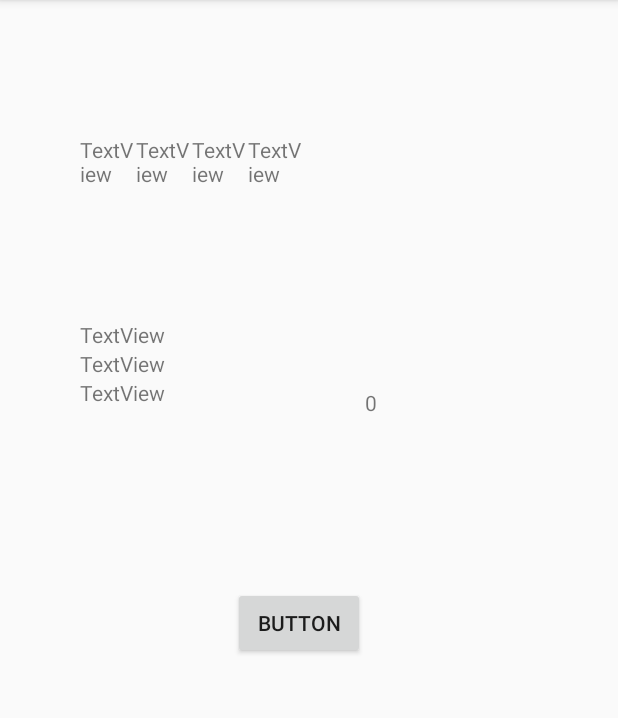
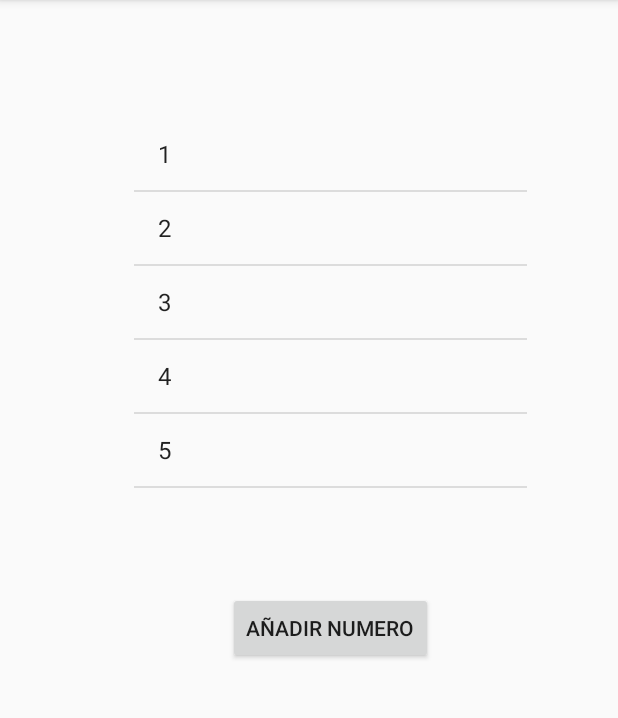
Before and after one commit to 2021-a-moviles-computacion/mov-comp-burbano-rosero-cinthia-mayte, an Android app: the screen it shows after launch (MainActivityClase10 before the commit, ActListView after it), after a tap on "CICLO DE VIDA", on a phone screen of 412 x 824 dp, the part 84-802 px from its top. Run offline under Robolectric (Android 15) with nearby library versions, the phone set to English and light mode, and no system bars.

Commit message:
ListViewClase12

```diff
--- /dev/null
+++ b/DEBER_CRUD/gradle.properties
@@ -0,0 +1 @@
+kotlin.code.style=official
--- /dev/null
+++ b/DEBER_CRUD/settings.gradle.kts
@@ -0,0 +1,2 @@
+
+rootProject.name = "DEBER_CRUD"
--- a/MyTaller/app/src/main/AndroidManifest.xml
+++ b/MyTaller/app/src/main/AndroidManifest.xml
@@ -9,7 +9,8 @@
         android:roundIcon="@mipmap/ic_launcher_round"
         android:supportsRtl="true"
         android:theme="@style/AppTheme">
-        <activity android:name=".MainActivityClase10"></activity>
+        <activity android:name=".ActListView"></activity>
+        <activity android:name=".MainActivityClase10" />
         <activity android:name=".MainActivity">
             <intent-filter>
                 <action android:name="android.intent.action.MAIN" />
--- /dev/null
+++ b/MyTaller/app/src/main/java/com/example/mytaller/ActListView.kt
@@ -0,0 +1,63 @@
+package com.example.mytaller
+
+import androidx.appcompat.app.AppCompatActivity
+import android.os.Bundle
+import android.util.Log
+import android.view.ContextMenu
+import android.view.View
+import android.widget.AdapterView
+import android.widget.ArrayAdapter
+import android.widget.Button
+import android.widget.ListView
+
+class ActListView : AppCompatActivity() {
+    override fun onCreate(savedInstanceState: Bundle?) {
+        super.onCreate(savedInstanceState)
+        setContentView(R.layout.activity_act_list_view)
+
+        //Arreglo  de numeros
+        val arregloNumeros = arrayListOf<Int>(1, 2, 3, 4, 5)
+        //Crear adaptador
+        val adaptador = ArrayAdapter(
+            this, android.R.layout.simple_list_item_1, arregloNumeros //layout visual
+        )
+        val listViewEjemplo = findViewById<ListView>(R.id.Ltv_ejemplo)
+        listViewEjemplo.adapter = adaptador
+
+
+        val botonAnadirNumero = findViewById<Button>(R.id.btn_anadir_numero)
+        botonAnadirNumero.setOnClickListener {
+            anadirItemALisView(
+                1,
+                arregloNumeros,
+                adaptador
+              //  adaptador
+            )}
+   /*     listViewEjemplo.setOnItemLongClickListener { adapterView, view, posicion, id ->
+            Log.i("list-view","Dio clic ${posicion}")
+            return@setOnItemLongClickListener true
+        }*/
+        registerForContextMenu(listViewEjemplo)
+
+    }
+
+    override fun onCreateContextMenu(
+        menu: ContextMenu?,
+        v: View?,
+        menuInfo: ContextMenu.ContextMenuInfo?
+    ) {
+        super.onCreateContextMenu(menu, v, menuInfo)
+        val inflater = menuInflater
+        inflater.inflate(R.menu.menu,menu)
+       // val info = menuInfo as AdapterView.AdapterContextMenuInfo
+        //val id = info.position
+        //posicionItemSeleccionado =id
+    }
+
+        fun anadirItemALisView( valor:Int,
+                                arreglo: ArrayList<Int>,
+                                adaptador:ArrayAdapter<Int>){
+            arreglo.add(valor)
+            adaptador.notifyDataSetChanged() //actualiza la informacion
+        }
+    }
--- a/MyTaller/app/src/main/java/com/example/mytaller/MainActivity.kt
+++ b/MyTaller/app/src/main/java/com/example/mytaller/MainActivity.kt
@@ -12,19 +12,29 @@ class MainActivity : AppCompatActivity() {
         setContentView(R.layout.activity_main)
 
         //llamada al boton
+        val botonListView = findViewById<Button>(
+            R.id.btn_ir_list_view
+        )
+        botonListView.setOnClickListener {
+            abrirActividad(ActListView::class.java)
+        }
+
         val botonCicloVida = findViewById<Button>(
             R.id.btn_ciclo_vida
         )
         botonCicloVida.setOnClickListener {
-            abrirCicloVida()
+            abrirActividad(ActListView::class.java)
         }
     }
     //funcion para abrir el ciclo de vida
-    fun abrirCicloVida(){
+    fun abrirActividad(
+        clase:Class<*>
+    ){
         val intentImplicito = Intent(
             this,
-            MainActivityClase10::class.java
-        )
+            clase
+                    )
         this.startActivity(intentImplicito)
     }
+
 }
--- /dev/null
+++ b/MyTaller/app/src/main/res/layout/activity_act_list_view.xml
@@ -0,0 +1,29 @@
+<?xml version="1.0" encoding="utf-8"?>
+<androidx.constraintlayout.widget.ConstraintLayout xmlns:android="http://schemas.android.com/apk/res/android"
+    xmlns:app="http://schemas.android.com/apk/res-auto"
+    xmlns:tools="http://schemas.android.com/tools"
+    android:layout_width="match_parent"
+    android:layout_height="match_parent"
+    tools:context=".ActListView">
+
+    <ListView
+        android:id="@+id/Ltv_ejemplo"
+        android:layout_width="262dp"
+        android:layout_height="268dp"
+        app:layout_constraintBottom_toBottomOf="parent"
+        app:layout_constraintEnd_toEndOf="parent"
+        app:layout_constraintHorizontal_bias="0.595"
+        app:layout_constraintStart_toStartOf="parent"
+        app:layout_constraintTop_toTopOf="parent"
+        app:layout_constraintVertical_bias="0.157" />
+
+    <Button
+        android:id="@+id/btn_anadir_numero"
+        android:layout_width="wrap_content"
+        android:layout_height="wrap_content"
+        android:layout_marginTop="48dp"
+        android:text="AÑADIR NUMERO"
+        app:layout_constraintEnd_toEndOf="@+id/Ltv_ejemplo"
+        app:layout_constraintStart_toStartOf="@+id/Ltv_ejemplo"
+        app:layout_constraintTop_toBottomOf="@+id/Ltv_ejemplo" />
+</androidx.constraintlayout.widget.ConstraintLayout>
--- /dev/null
+++ b/MyTaller/app/src/main/res/menu/menu.xml
@@ -0,0 +1,11 @@
+<?xml version="1.0" encoding="utf-8"?>
+<menu xmlns:app="http://schemas.android.com/apk/res-auto"
+    xmlns:android="http://schemas.android.com/apk/res/android">
+
+    <item
+        android:id="@+id/mi_editar"
+        android:title="Editar" />
+    <item
+        android:id="@+id/mi_eliminar"
+        android:title="Eliminar" />
+</menu>
```
Also changed, not shown: DEBER_CRUD/build.gradle.kts (added, +24 -0 lines), MyTaller/app/src/main/res/layout/activity_main.xml (+17 -5 lines), DEBER_CRUD/gradle/wrapper/gradle-wrapper.properties (added), 3 other files.
